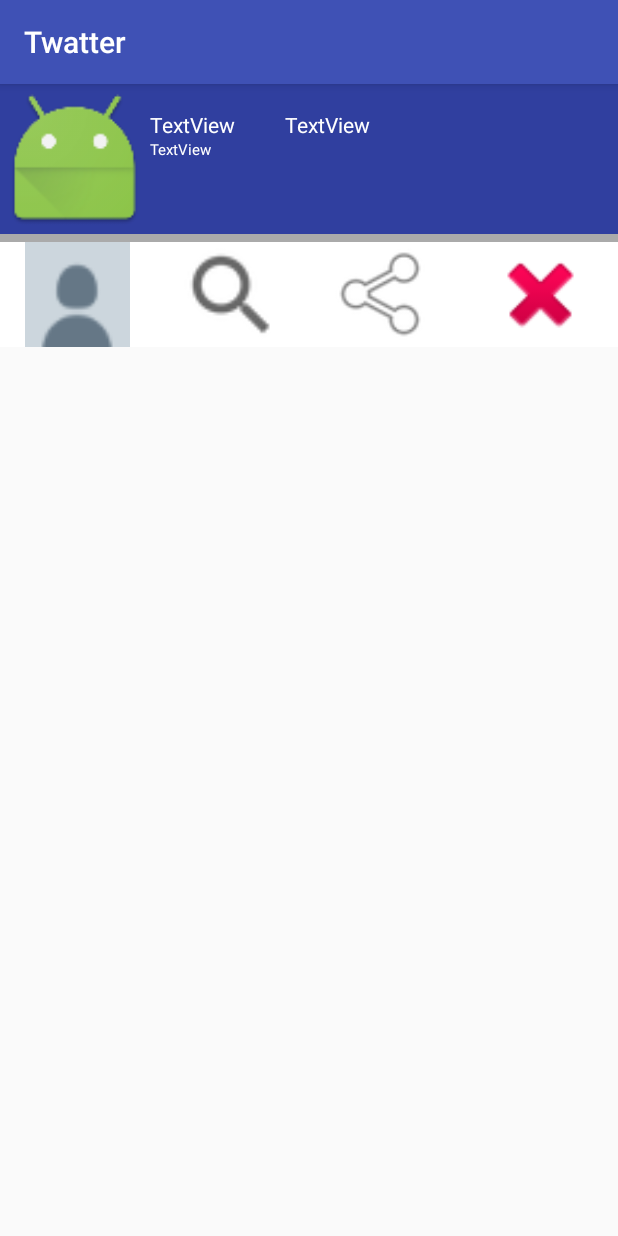
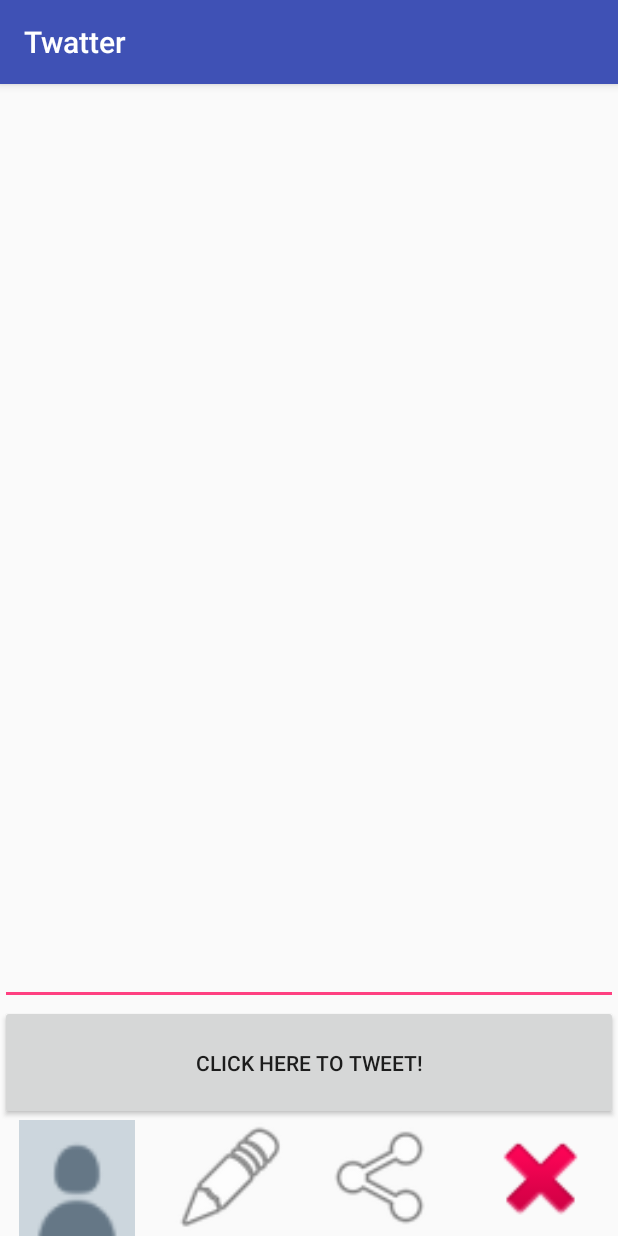
Before and after one commit to ShiniYami/Network-Services, an Android app: the TwatterActivity screen opened directly, with no data from a screen before it, after a tap on an icon or button, on a phone screen of 412 x 824 dp. Run offline under Robolectric (Android 15) with nearby library versions, the phone set to English and light mode, and no system bars; libraries missing offline, so code that uses them is left out: com.github.scribejava.apis, com.github.scribejava.core; 11 statements that could not run were skipped.

Commit message:
You can now tweet by tapping on the pen in the bottom menu, and clicking on the tweet button.

```diff
--- a/app/src/main/AndroidManifest.xml
+++ b/app/src/main/AndroidManifest.xml
@@ -19,7 +19,8 @@
             </intent-filter>
         </activity>
         <activity android:name=".DetailActivity" />
-        <activity android:name=".TwatterActivity"></activity>
+        <activity android:name=".TwatterActivity" />
+        <activity android:name=".MessageActivity"></activity>
     </application>
 
 </manifest>
--- /dev/null
+++ b/app/src/main/java/com/example/william/twatter/MessageActivity.java
@@ -0,0 +1,81 @@
+package com.example.william.twatter;
+
+import android.support.v7.app.AppCompatActivity;
+import android.os.Bundle;
+import android.util.Log;
+import android.view.View;
+import android.widget.Button;
+import android.widget.EditText;
+import android.widget.ImageView;
+
+public class MessageActivity extends AppCompatActivity {
+
+    EditText editText;
+    Button button;
+    ImageView imageView1;
+    ImageView imageView2;
+    ImageView imageView3;
+    ImageView imageView4;
+    TweetDataModel model = TweetDataModel.getInstance();
+
+    @Override
+    protected void onCreate(Bundle savedInstanceState) {
+        super.onCreate(savedInstanceState);
+        setContentView(R.layout.activity_message);
+
+        editText = (EditText) findViewById(R.id.editText);
+        button = (Button) findViewById(R.id.tweetButton);
+        imageView1 = (ImageView) findViewById(R.id.ImageView1);
+        imageView2 = (ImageView) findViewById(R.id.ImageView2);
+        imageView3 = (ImageView) findViewById(R.id.ImageView3);
+        imageView4 = (ImageView) findViewById(R.id.ImageView4);
+
+        imageView1.setOnClickListener(new View.OnClickListener() {
+            @Override
+            public void onClick(View v) {
+                model.getActivity().click(1,1,MessageActivity.this);
+            }
+        });
+        imageView2.setOnClickListener(new View.OnClickListener() {
+            @Override
+            public void onClick(View v) {
+                model.getActivity().click(2,1,MessageActivity.this);
+            }
+        });
+        imageView3.setOnClickListener(new View.OnClickListener() {
+            @Override
+            public void onClick(View v) {
+                model.getActivity().click(3,1,MessageActivity.this);
+            }
+        });
+        imageView4.setOnClickListener(new View.OnClickListener() {
+            @Override
+            public void onClick(View v) {
+                model.getActivity().click(4,1,MessageActivity.this);
+            }
+        });
+
+        button.setOnClickListener(new View.OnClickListener() {
+            @Override
+            public void onClick(View v) {
+                sendMessage();
+            }
+        });
+
+
+
+    }
+    private void sendMessage(){
+        String string = String.valueOf(editText.getText());
+        String newString = "";
+        for (char c : string.toCharArray()) {
+            if (Character.isWhitespace(c)) {
+                newString+="%20";
+            }
+            else{
+                newString+=c;
+            }
+        }
+        model.getActivity().sendTweet(newString,MessageActivity.this);
+    }
+}
--- a/app/src/main/java/com/example/william/twatter/TwatterActivity.java
+++ b/app/src/main/java/com/example/william/twatter/TwatterActivity.java
@@ -1,8 +1,10 @@
 package com.example.william.twatter;
 
+import android.app.Activity;
 import android.content.Intent;
 import android.graphics.Color;
 import android.net.Uri;
+import android.os.Message;
 import android.support.v7.app.AppCompatActivity;
 import android.os.Bundle;
 import android.util.Log;
@@ -71,12 +73,17 @@ public class TwatterActivity extends AppCompatActivity implements TweetListFragm
     }
 
     @Override
-    public void click(int position) {
+    public void click(int position, int kind,Activity activity) {
+        if(kind == 1){
+            activity.finish();
+        }
+
         if (position == 1) {
             getInfo(model.getMainUser());
             getTimeLine(model.getMainUser());
         } else if (position == 2) {
-
+            Intent intent = new Intent(TwatterActivity.this, MessageActivity.class);
+            startActivity(intent);
         } else if (position == 3) {
 
         } else if (position == 4) {
@@ -103,10 +110,17 @@ public class TwatterActivity extends AppCompatActivity implements TweetListFragm
         }
     }
 
-    public void refreshListView(){
+    public void refreshListView() {
         TweetListFragment fragment = (TweetListFragment) getFragmentManager().findFragmentById(R.id.listfrag);
-            fragment.refreshListView();
+        fragment.refreshListView();
 
     }
 
+    public void sendTweet(String message, Activity activity) {
+        activity.finish();
+        final OAuthRequest request3 = handler.makeRequest(new RequestBuilderHelper("POST", "https://api.twitter.com/1.1/statuses/update.json?status=" + message + "&display_coordinates=false"));
+        handler.signRequest(request3);
+        handler.sendRequest(request3, 3);
+    }
+
 }
--- a/app/src/main/java/com/example/william/twatter/TweetListFragment.java
+++ b/app/src/main/java/com/example/william/twatter/TweetListFragment.java
@@ -37,7 +37,7 @@ public class TweetListFragment extends Fragment {
     ArrayList<Tweet> tweets;
 
     public interface itemClicked {
-        public void click(int position);
+        public void click(int position, int kind, Activity activity);
     }
 
     itemClicked listener;
@@ -71,25 +71,25 @@ public class TweetListFragment extends Fragment {
         button1.setOnClickListener(new View.OnClickListener() {
             @Override
             public void onClick(View v) {
-                listener.click(1);
+                listener.click(1,0, getActivity());
             }
         });
         button2.setOnClickListener(new View.OnClickListener() {
             @Override
             public void onClick(View v) {
-                listener.click(2);
+                listener.click(2,0,getActivity());
             }
         });
         button3.setOnClickListener(new View.OnClickListener() {
             @Override
             public void onClick(View v) {
-                listener.click(3);
+                listener.click(3,0,getActivity());
             }
         });
         button4.setOnClickListener(new View.OnClickListener() {
             @Override
             public void onClick(View v) {
-                listener.click(4);
+                listener.click(4,0,getActivity());
             }
         });
 
--- /dev/null
+++ b/app/src/main/res/layout/activity_message.xml
@@ -0,0 +1,70 @@
+<?xml version="1.0" encoding="utf-8"?>
+<LinearLayout xmlns:android="http://schemas.android.com/apk/res/android"
+    xmlns:app="http://schemas.android.com/apk/res-auto"
+    xmlns:tools="http://schemas.android.com/tools"
+    android:layout_width="match_parent"
+    android:layout_height="match_parent"
+    android:orientation="vertical"
+    tools:context="com.example.william.twatter.MessageActivity"
+    android:weightSum="10">
+
+
+    <EditText
+        android:id="@+id/editText"
+        android:layout_width="match_parent"
+        android:layout_height="0dp"
+        android:layout_weight="8"
+        android:ems="10"
+        android:inputType="textMultiLine" />
+
+
+    <LinearLayout
+        android:layout_width="match_parent"
+        android:layout_height="0dp"
+        android:layout_weight="1">
+
+        <Button
+            android:id="@+id/tweetButton"
+            android:layout_width="match_parent"
+            android:layout_height="match_parent"
+            android:text="Click here to tweet!"/>
+
+    </LinearLayout>
+    <LinearLayout
+        android:layout_width="match_parent"
+        android:layout_height="0dp"
+        android:layout_weight="1">
+        <ImageView
+            android:id="@+id/ImageView1"
+            android:layout_width="0dp"
+            android:layout_height="match_parent"
+            android:layout_weight="1"
+
+            app:srcCompat="@mipmap/default_profile_normal" />
+
+        <ImageView
+            android:id="@+id/ImageView2"
+            android:layout_width="0dp"
+            android:layout_height="match_parent"
+            android:layout_weight="1"
+
+            app:srcCompat="@android:drawable/ic_menu_edit" />
+
+        <ImageView
+            android:id="@+id/ImageView3"
+            android:layout_width="0dp"
+            android:layout_height="match_parent"
+
+            android:layout_weight="1"
+            app:srcCompat="@android:drawable/ic_menu_share" />
+
+        <ImageView
+            android:id="@+id/ImageView4"
+            android:layout_width="0dp"
+            android:layout_height="match_parent"
+            android:layout_weight="1"
+
+            app:srcCompat="@android:drawable/ic_delete" />
+
+    </LinearLayout>
+</LinearLayout>
--- a/app/src/main/res/layout/fragment_tweet_list.xml
+++ b/app/src/main/res/layout/fragment_tweet_list.xml
@@ -38,7 +38,7 @@
             android:layout_height="match_parent"
             android:layout_weight="1"
 
-            app:srcCompat="?android:attr/actionModeWebSearchDrawable" />
+            app:srcCompat="@android:drawable/ic_menu_edit" />
 
         <ImageView
             android:id="@+id/ImageView3"
```
